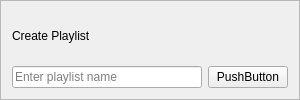
Before: the Qt Designer form src/popovers/createPlaylistPopover/createPlaylistPopover.ui in Nmstr/Auralium, drawn with Qt 5.
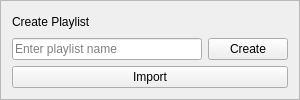
After: the same form once the commit is applied.

Commit message: added basic playlist import and export

```diff
--- a/src/popovers/createPlaylistPopover/createPlaylistPopover.ui
+++ b/src/popovers/createPlaylistPopover/createPlaylistPopover.ui
@@ -33,7 +33,7 @@
    <item row="1" column="1">
     <widget class="QPushButton" name="createBtn">
      <property name="text">
-      <string>PushButton</string>
+      <string>Create</string>
      </property>
     </widget>
    </item>
@@ -44,6 +44,13 @@
      </property>
     </widget>
    </item>
+   <item row="2" column="0" colspan="2">
+    <widget class="QPushButton" name="importBtn">
+     <property name="text">
+      <string>Import</string>
+     </property>
+    </widget>
+   </item>
   </layout>
  </widget>
  <resources/>
```
The commit also changes 6 other files.
